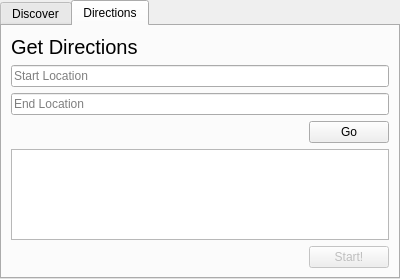
First picture: the form in bnbnav-frontend/statedialog.ui, repository vicr123/bnbnav, before the edit.
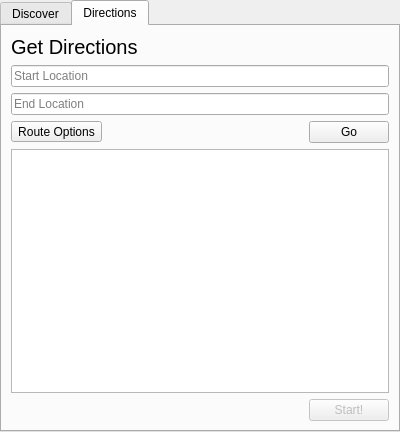
Second picture: the form after the edit. The open tabs and pages were chosen to show the change. Custom widgets are drawn as their Qt base class.

```diff
--- a/bnbnav-frontend/statedialog.ui
+++ b/bnbnav-frontend/statedialog.ui
@@ -7,7 +7,7 @@
     <x>0</x>
     <y>0</y>
     <width>400</width>
-    <height>279</height>
+    <height>432</height>
    </rect>
   </property>
   <property name="windowTitle">
@@ -179,6 +179,19 @@
              <property name="bottomMargin">
               <number>0</number>
              </property>
+             <item>
+              <widget class="QToolButton" name="routeOptionsButton">
+               <property name="text">
+                <string>Route Options</string>
+               </property>
+               <property name="popupMode">
+                <enum>QToolButton::InstantPopup</enum>
+               </property>
+               <property name="arrowType">
+                <enum>Qt::NoArrow</enum>
+               </property>
+              </widget>
+             </item>
              <item>
               <spacer name="horizontalSpacer">
                <property name="orientation">
```
Left out of the diff: 4 changed lines with no effect on the pictures.
